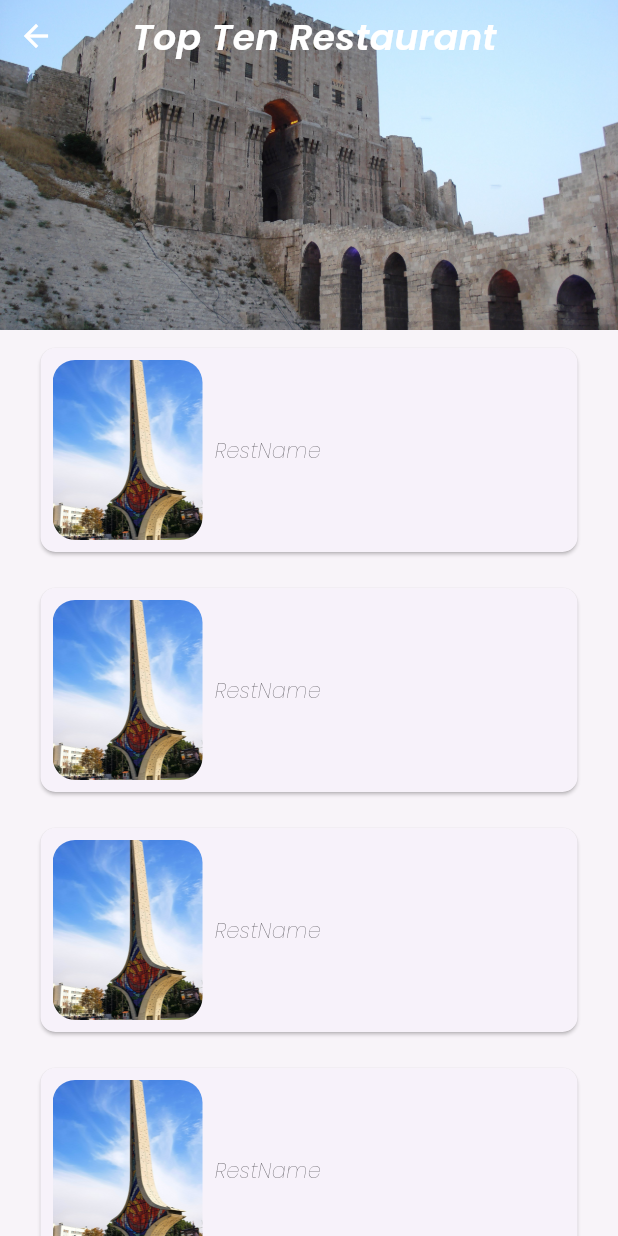
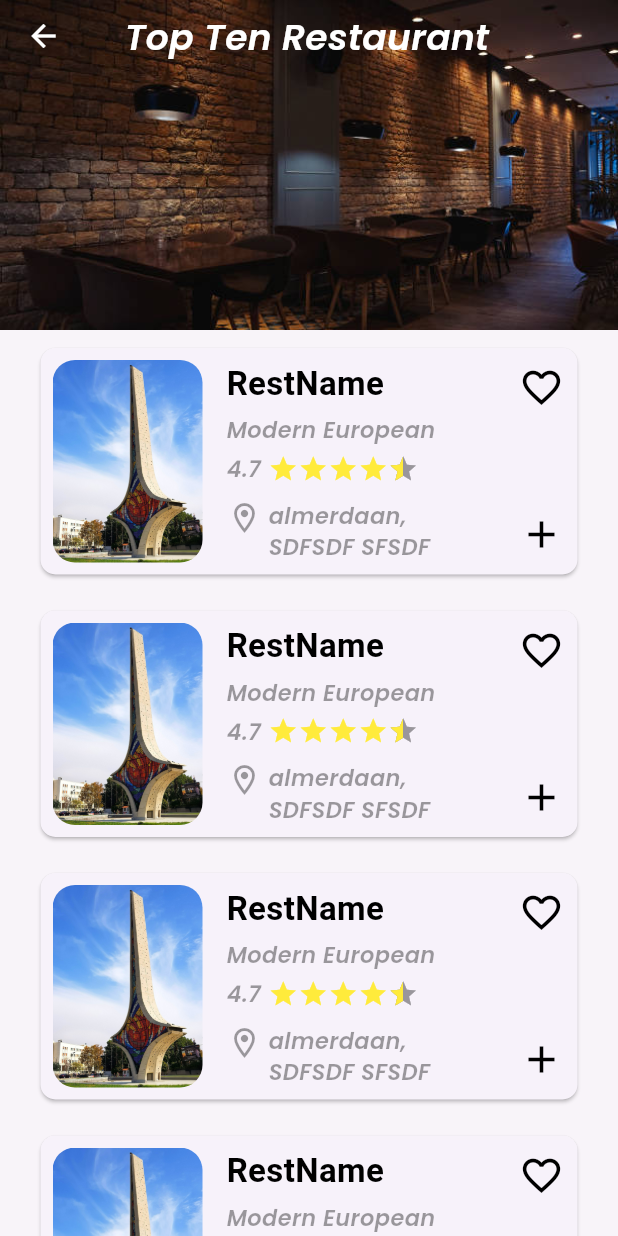
Before and after one commit to Ahmad01Almasri/Tourist_Guide_App, a Flutter app: the TopTenResturant screen opened by its route, on a phone screen of 412 x 824 dp. Run offline on Flutter 3.47's test engine with Material 3 defaults, Android fonts, the phone set to English and light mode, and no system bars; drawn by our look-alikes of flutter_rating_bar; our stand-ins replace fluttertoast, get_it, go_router, shared_preferences, shimmer, smooth_page_indicator; accounts and stored records are empty; Roboto replaces fonts that are missing (Poppins-Thin.ttf).

Commit message:
finish top ten restaurant ui

```diff
--- a/lib/core/routes/app_router.dart
+++ b/lib/core/routes/app_router.dart
@@ -13,7 +13,7 @@ final GoRouter router = GoRouter(
   routes: [
     GoRoute(
       path: AppNamePage.splashPage,
-      builder: (context, state) => const HomePage(),
+      builder: (context, state) => const TopTenResturant(),
     ),
     GoRoute(
       path: AppNamePage.onBoardingPage,
--- a/lib/core/utils/app_assets.dart
+++ b/lib/core/utils/app_assets.dart
@@ -1,48 +1,44 @@
-class Assets {
-  Assets._();
+class AppAssets {
+  AppAssets._();
 
   /// Assets for imagesDetails1
   static const String logoApp = "assets/images/logo.png";
 
-  /// Assets for imagesForgotPassword
-  /// assets/images/forgotPassword.png
-  static const String imagesForgotPassword = "assets/images/forgotPassword.png";
+  /// Assets for restaurant
+
+  static const String restaurant = "assets/images/restaurant.jpg";
 
   /// Assets for imagesFrame
-  /// assets/images/Frame.png
+
   static const String imagesFrame = "assets/images/Frame.png";
 
   /// Assets for imagesFrame2
-  /// assets/images/Frame2.png
+
   static const String imagesFrame2 = "assets/images/Frame2.png";
 
   /// Assets for imagesFrame3
-  /// assets/images/frame3.png
+
   static const String imagesFrame3 = "assets/images/frame3.png";
 
   /// Assets for imagesHomeIconActive
-  /// assets/images/home-icon-active.svg
+
   static const String imagesHomeIconActive =
       "assets/images/home-icon-active.svg";
 
   /// Assets for imagesMenu
-  /// assets/images/menu.svg
+
   static const String imagesMenu = "assets/images/menu.svg";
 
   /// Assets for imagesOnBoarding
-  /// assets/images/onBoarding.png
+
   static const String imagesOnBoarding = "assets/images/imagesOnBoarding.JPG";
 
-  /// Assets for imagesOnBoarding1
-  /// assets/images/onBoarding1.png
   static const String imagesOnBoarding1 = "assets/images/imagesOnBoarding1.JPG";
 
-  /// Assets for imagesOnBoarding2
-  /// assets/images/onBoarding2.png
   static const String imagesOnBoarding2 = "assets/images/imagesOnBoarding2.JPG";
 
   /// Assets for imagesPerson
-  /// assets/images/person.svg
+
   static const String imagesPerson = "assets/images/person.svg";
 
   /// Assets for imagesPersonActive
--- a/lib/core/utils/app_text_styles.dart
+++ b/lib/core/utils/app_text_styles.dart
@@ -56,9 +56,15 @@ abstract class AppTextStyles {
     fontWeight: FontWeight.w400,
     color: AppColors.deepBrown,
   );
-  static final poppinsW500style18 = TextStyle(
+  static final poppinsW500style15 = TextStyle(
     fontSize: 15,
     fontWeight: FontWeight.w600,
     color: AppColors.primaryColor,
   );
+
+  static final poppinsThinW6000style22 = TextStyle(
+      fontSize: 22,
+      fontWeight: FontWeight.w600,
+      color: AppColors.black,
+      fontFamily: "Poppins-Thin.ttf");
 }
--- a/lib/features/auth/presentation/pages/login.dart
+++ b/lib/features/auth/presentation/pages/login.dart
@@ -43,7 +43,7 @@ class _LoginState extends State<Login> {
               key: formstate,
               child: Column(
                 children: [
-                  Image.asset(Assets.logoApp, height: 200),
+                  Image.asset(AppAssets.logoApp, height: 200),
                   Text(AppStrings.appName,
                       style: AppTextStyles.poppins600style40),
                   const SizedBox(
@@ -113,7 +113,7 @@ class _LoginState extends State<Login> {
                             context, AppNamePage.signUpPage),
                         child: Text(
                           AppStrings.joinUsNow,
-                          style: AppTextStyles.poppinsW500style18,
+                          style: AppTextStyles.poppinsW500style15,
                         ),
                       ),
                     ],
--- a/lib/features/auth/presentation/pages/signup.dart
+++ b/lib/features/auth/presentation/pages/signup.dart
@@ -43,7 +43,7 @@ class _SignUpState extends State<SignUp> {
               key: formstate,
               child: Column(
                 children: [
-                  Image.asset(Assets.logoApp, height: 200),
+                  Image.asset(AppAssets.logoApp, height: 200),
                   Text(AppStrings.appName,
                       style: AppTextStyles.poppins600style40),
                   const SizedBox(
@@ -129,7 +129,7 @@ class _SignUpState extends State<SignUp> {
                             context, AppNamePage.signInPage),
                         child: Text(
                           AppStrings.loginNow,
-                          style: AppTextStyles.poppinsW500style18,
+                          style: AppTextStyles.poppinsW500style15,
                         ),
                       ),
                     ],
--- a/lib/features/home/presentation/functions/select_city_dialog.dart
+++ b/lib/features/home/presentation/functions/select_city_dialog.dart
@@ -38,13 +38,13 @@ Future<dynamic> selectCityDialog(BuildContext context) {
                 value: item,
                 child: Text(
                   item,
-                  style: AppTextStyles.poppinsW500style18,
+                  style: AppTextStyles.poppinsW500style15,
                 ),
               );
             }).toList(),
             hint: Text(
               AppStrings.selectCityName,
-              style: AppTextStyles.poppinsW500style18,
+              style: AppTextStyles.poppinsW500style15,
             ),
             onChanged: (value) {
               selectedCity = value!;
--- a/lib/features/home/presentation/pages/home.dart
+++ b/lib/features/home/presentation/pages/home.dart
@@ -1,11 +1,6 @@
 import 'package:flutter/material.dart';
-import 'package:tourist_guide/core/utils/app_assets.dart';
-import 'package:tourist_guide/core/utils/app_colors.dart';
-import 'package:tourist_guide/core/utils/app_strings.dart';
-import 'package:tourist_guide/core/utils/app_text_styles.dart';
 import 'package:tourist_guide/core/widgets/custom_button_app.dart';
 
-import '../../../../core/widgets/card_popular_or_all_item.dart';
 import '../widgets/elements_city_features.dart';
 import '../widgets/popular_item_section.dart';
 import '../widgets/text_form_search_in_home.dart';
--- a/lib/features/home/presentation/widgets/popular_item_section.dart
+++ b/lib/features/home/presentation/widgets/popular_item_section.dart
@@ -28,12 +28,12 @@ class PopularItemSection extends StatelessWidget {
             mainAxisAlignment: MainAxisAlignment.spaceBetween,
             children: [
               CardPopularOrAllItem(
-                image: Assets.imagesOnBoarding1,
+                image: AppAssets.imagesOnBoarding1,
                 onTap: () {},
                 itemName: AppStrings.topTenRestaurant,
               ),
               CardPopularOrAllItem(
-                image: Assets.imagesOnBoarding1,
+                image: AppAssets.imagesOnBoarding1,
                 onTap: () {},
                 itemName: AppStrings.topTenRHotel,
               )
@@ -46,12 +46,12 @@ class PopularItemSection extends StatelessWidget {
             mainAxisAlignment: MainAxisAlignment.spaceBetween,
             children: [
               CardPopularOrAllItem(
-                image: Assets.imagesOnBoarding2,
+                image: AppAssets.imagesOnBoarding2,
                 onTap: () {},
                 itemName: AppStrings.topTenRHotel,
               ),
               CardPopularOrAllItem(
-                image: Assets.imagesOnBoarding,
+                image: AppAssets.imagesOnBoarding,
                 onTap: () {},
                 itemName: AppStrings.topTenRHotel,
               )
--- a/lib/features/home/presentation/widgets/smooth_images_indicator.dart
+++ b/lib/features/home/presentation/widgets/smooth_images_indicator.dart
@@ -68,7 +68,7 @@ class SmoothImagesIndicator extends StatelessWidget {
 }
 
 final List<String> images = [
-  Assets.imagesOnBoarding,
-  Assets.imagesOnBoarding1,
-  Assets.imagesOnBoarding2,
+  AppAssets.imagesOnBoarding,
+  AppAssets.imagesOnBoarding1,
+  AppAssets.imagesOnBoarding2,
 ];
--- a/lib/features/on_boarding/data/models/on_boarding_model.dart
+++ b/lib/features/on_boarding/data/models/on_boarding_model.dart
@@ -14,18 +14,18 @@ class OnBoardingModel {
 
 List<OnBoardingModel> onBoardingData = [
   OnBoardingModel(
-    imagePath: Assets.imagesOnBoarding,
+    imagePath: AppAssets.imagesOnBoarding,
     title: "Start Your Traveling Journey Safely & Fun",
     subTitle:
         "Using our application, you can find many geographical and historical places in Syria ",
   ),
   OnBoardingModel(
-    imagePath: Assets.imagesOnBoarding2,
+    imagePath: AppAssets.imagesOnBoarding2,
     title: "From every place in Syria",
     subTitle: "A large variety of ancient places from all over Syria",
   ),
   OnBoardingModel(
-    imagePath: Assets.imagesOnBoarding1,
+    imagePath: AppAssets.imagesOnBoarding1,
     title: "Using modern AI technology for better user experience",
     subTitle:
         "AI provide recommendations and helps you to continue the search journey",
--- a/lib/features/splash/presentation/views/splash_view.dart
+++ b/lib/features/splash/presentation/views/splash_view.dart
@@ -115,7 +115,7 @@ class _SplashPageState extends State<SplashPage> with TickerProviderStateMixin {
                 child: Center(
                     child: Column(
                   children: [
-                    Image.asset(Assets.logoApp, height: 200),
+                    Image.asset(AppAssets.logoApp, height: 200),
                     Text(AppStrings.appName,
                         style: AppTextStyles.poppins600style40),
                   ],
--- a/lib/features/top10restaurant/presentation/pages/top_ten_restaurant.dart
+++ b/lib/features/top10restaurant/presentation/pages/top_ten_restaurant.dart
@@ -1,9 +1,7 @@
 import 'package:flutter/material.dart';
-import 'package:tourist_guide/core/utils/app_assets.dart';
-import 'package:tourist_guide/core/utils/app_colors.dart';
-import 'package:tourist_guide/core/utils/app_text_styles.dart';
 
-import '../../../../core/utils/app_strings.dart';
+import '../widgets/card_restaurant_item.dart';
+import '../widgets/top_restaurant.dart';
 
 class TopTenResturant extends StatelessWidget {
   const TopTenResturant({super.key});
@@ -14,69 +12,19 @@ class TopTenResturant extends StatelessWidget {
         child: Scaffold(
       body: Column(
         children: [
-          Stack(
-            children: [
-              Image.asset(
-                Assets.imagesOnBoarding,
-                height: 220,
-                fit: BoxFit.fitWidth,
-                width: double.infinity,
-              ),
-              Row(
-                children: [
-                  IconButton(
-                      onPressed: () => Navigator.pop(context),
-                      icon: Icon(
-                        Icons.arrow_back,
-                        color: AppColors.white,
-                      )),
-                  const SizedBox(
-                    width: 40,
-                  ),
-                  Text(
-                    AppStrings.topTenRestaurant,
-                    style: AppTextStyles.poppinsBoldstyle24
-                        .copyWith(color: AppColors.white),
-                  ),
-                ],
-              )
-            ],
-          ),
+          const TopRestaurantScreen(),
           Expanded(
             child: Padding(
               padding: const EdgeInsets.symmetric(horizontal: 15),
               child: ListView.builder(
                 itemCount: 10,
-                itemBuilder: (context, index) => Padding(
-                  padding: const EdgeInsets.all(8.0),
-                  child: Card(
-                      shape: RoundedRectangleBorder(
-                          borderRadius: BorderRadius.circular(10)),
-                      child: Row(
-                        children: [
-                          Padding(
-                            padding: const EdgeInsets.all(8.0),
-                            child: Container(
-                              width: 100,
-                              height: 120,
-                              decoration: BoxDecoration(
-                                  borderRadius: BorderRadius.circular(15),
-                                  image: const DecorationImage(
-                                      fit: BoxFit.cover,
-                                      image: AssetImage(
-                                        Assets.imagesOnBoarding2,
-                                      ))),
-                            ),
-                          ),
-                          Column(
-                            children: [Text("RestName")],
-                          )
-                        ],
-                      )),
+                itemBuilder: (context, index) => const Padding(
+                  padding: EdgeInsets.all(8.0),
+                  child: CardRestaurantItem(),
                 ),
               ),
             ),
-          )
+          ),
         ],
       ),
     ));
--- /dev/null
+++ b/lib/features/top10restaurant/presentation/widgets/card_restaurant_item.dart
@@ -0,0 +1,134 @@
+import 'package:flutter/material.dart';
+import 'package:flutter_rating_bar/flutter_rating_bar.dart';
+
+import '../../../../core/utils/app_assets.dart';
+import '../../../../core/utils/app_colors.dart';
+import '../../../../core/utils/app_text_styles.dart';
+
+class CardRestaurantItem extends StatelessWidget {
+  const CardRestaurantItem({
+    super.key,
+  });
+
+  @override
+  Widget build(BuildContext context) {
+    return Card(
+      shape: RoundedRectangleBorder(
+        borderRadius: BorderRadius.circular(10),
+      ),
+      child: Row(
+        children: [
+          Padding(
+            padding: const EdgeInsets.all(8.0),
+            child: Container(
+              width: 100,
+              height: 135,
+              decoration: BoxDecoration(
+                borderRadius: BorderRadius.circular(15),
+                image: const DecorationImage(
+                  fit: BoxFit.cover,
+                  image: AssetImage(
+                    AppAssets.imagesOnBoarding2,
+                  ),
+                ),
+              ),
+            ),
+          ),
+          Expanded(
+            child: Padding(
+              padding: const EdgeInsets.all(8.0),
+              child: Column(
+                crossAxisAlignment: CrossAxisAlignment.start,
+                children: [
+                  Text(
+                    "RestName",
+                    style: AppTextStyles.poppinsThinW6000style22,
+                  ),
+                  const SizedBox(
+                    height: 5,
+                  ),
+                  Text(
+                    "Modern European",
+                    style: AppTextStyles.poppinsW500style16,
+                  ),
+                  const SizedBox(
+                    height: 5,
+                  ),
+                  Row(
+                    children: [
+                      Text(
+                        "4.7",
+                        style: AppTextStyles.poppinsW500style16,
+                      ),
+                      const SizedBox(
+                        width: 5,
+                      ),
+                      RatingBarIndicator(
+                        rating: 4.5,
+                        itemBuilder: (context, index) => const Icon(
+                          Icons.star,
+                          color: Colors.yellow,
+                        ),
+                        itemCount: 5,
+                        itemSize: 20.0,
+                        direction: Axis.horizontal,
+                      ),
+                    ],
+                  ),
+                  const SizedBox(
+                    height: 10,
+                  ),
+                  Row(
+                    crossAxisAlignment: CrossAxisAlignment.start,
+                    children: [
+                      Icon(
+                        Icons.location_on_outlined,
+                        color: AppColors.black38,
+                      ),
+                      Expanded(
+                        child: Padding(
+                          padding: const EdgeInsets.only(
+                              left:
+                                  4.0), // إضافة padding لترك مسافة صغيرة بين الأيقونة والنص
+                          child: Text(
+                            "almerdaan, SDFSDF SFSDF ",
+                            softWrap: true,
+                            overflow: TextOverflow.fade,
+                            style: AppTextStyles.poppinsW500style16,
+                          ),
+                        ),
+                      ),
+                    ],
+                  ),
+                ],
+              ),
+            ),
+          ),
+          Column(
+            children: [
+              IconButton(
+                onPressed: () {},
+                icon: Icon(
+                  color: AppColors.black,
+                  size: 30,
+                  Icons.favorite_border_outlined,
+                ),
+              ),
+              const SizedBox(
+                height: 50,
+              ),
+              IconButton(
+                onPressed: () {},
+                icon: Icon(
+                  color: AppColors.black,
+                  size: 30,
+                  Icons.add,
+                ),
+              ),
+            ],
+          ),
+        ],
+      ),
+    );
+  }
+}
--- /dev/null
+++ b/lib/features/top10restaurant/presentation/widgets/top_restaurant.dart
@@ -0,0 +1,47 @@
+import 'package:flutter/material.dart';
+
+import '../../../../core/utils/app_assets.dart';
+import '../../../../core/utils/app_colors.dart';
+import '../../../../core/utils/app_strings.dart';
+import '../../../../core/utils/app_text_styles.dart';
+
+class TopRestaurantScreen extends StatelessWidget {
+  const TopRestaurantScreen({
+    super.key,
+  });
+
+  @override
+  Widget build(BuildContext context) {
+    return Stack(
+      children: [
+        Image.asset(
+          AppAssets.restaurant,
+          height: 220,
+          fit: BoxFit.fitWidth,
+          width: double.infinity,
+        ),
+        Row(
+          children: [
+            Padding(
+              padding: const EdgeInsets.only(left: 5),
+              child: IconButton(
+                  onPressed: () => Navigator.pop(context),
+                  icon: Icon(
+                    Icons.arrow_back,
+                    color: AppColors.white,
+                  )),
+            ),
+            const SizedBox(
+              width: 30,
+            ),
+            Text(
+              AppStrings.topTenRestaurant,
+              style: AppTextStyles.poppinsBoldstyle24
+                  .copyWith(color: AppColors.white),
+            ),
+          ],
+        )
+      ],
+    );
+  }
+}
--- a/pubspec.yaml
+++ b/pubspec.yaml
@@ -45,6 +45,7 @@ dependencies:
   flutter_svg: ^2.0.10
   fluttertoast: ^8.2.6
   flutter_screenutil: ^5.9.3
+  flutter_rating_bar: ^4.0.1
 
 dev_dependencies:
   flutter_test:
```
Also changed, not shown: assets/images/restaurant.jpg (added), pubspec.lock.
